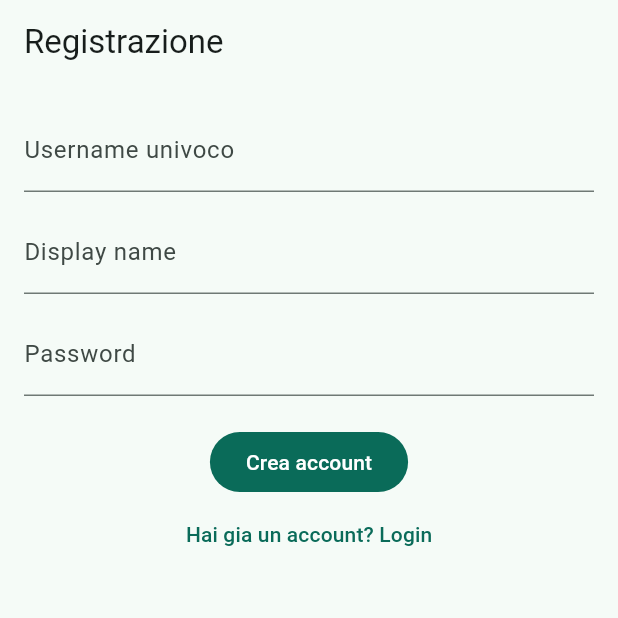
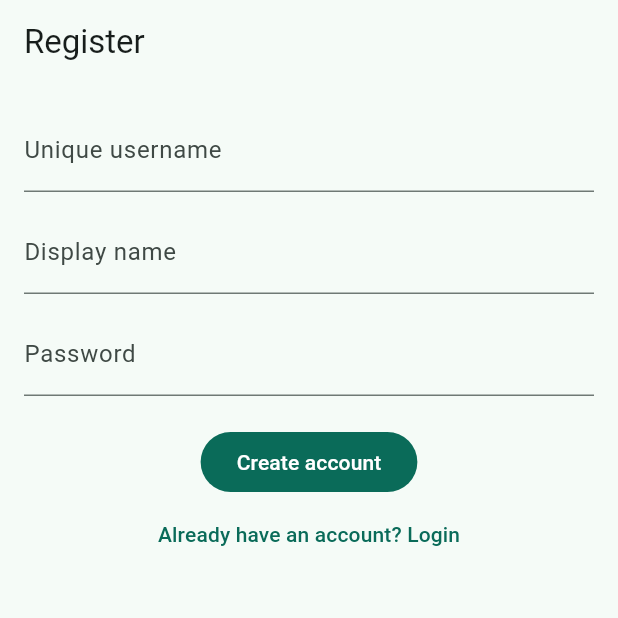
Before and after one commit to andreavae/HomeDuty, a Flutter app: the RegisterScreen screen opened by its route, on a phone screen of 412 x 824 dp, the top half of it. Run offline on Flutter 3.47's test engine with Material 3 defaults, Android fonts, the phone set to English and light mode, and no system bars; our stand-ins replace flutter_riverpod, go_router, supabase_flutter; accounts and stored records are empty; statements that could not run were skipped.

Commit message:
feat: translate registration screen copy to English

```diff
--- a/lib/src/presentation/screens/auth/register_screen.dart
+++ b/lib/src/presentation/screens/auth/register_screen.dart
@@ -29,16 +29,16 @@ class _RegisterScreenState extends ConsumerState<RegisterScreen> {
     setState(() => _loading = true);
     try {
       await ref.read(authRepositoryProvider).register(
-            username: _usernameCtrl.text.trim(),
+        username: _usernameCtrl.text.trim(),
         password: _passwordCtrl.text.trim(),
-            displayName: _displayNameCtrl.text.trim(),
-          );
+        displayName: _displayNameCtrl.text.trim(),
+      );
       if (!mounted) return;
       context.go('/household');
     } catch (e) {
       if (!mounted) return;
       ScaffoldMessenger.of(context).showSnackBar(
-        SnackBar(content: Text('Registrazione fallita: $e')),
+        SnackBar(content: Text('Registration failed: $e')),
       );
     } finally {
       if (mounted) setState(() => _loading = false);
@@ -48,14 +48,14 @@ class _RegisterScreenState extends ConsumerState<RegisterScreen> {
   @override
   Widget build(BuildContext context) {
     return Scaffold(
-      appBar: AppBar(title: const Text('Registrazione')),
+      appBar: AppBar(title: const Text('Register')),
       body: SingleChildScrollView(
         padding: const EdgeInsets.all(16),
         child: Column(
           children: [
             TextField(
               controller: _usernameCtrl,
-              decoration: const InputDecoration(labelText: 'Username univoco'),
+              decoration: const InputDecoration(labelText: 'Unique username'),
             ),
             const SizedBox(height: 12),
             TextField(
@@ -71,11 +71,11 @@ class _RegisterScreenState extends ConsumerState<RegisterScreen> {
             const SizedBox(height: 20),
             FilledButton(
               onPressed: _loading ? null : _register,
-              child: Text(_loading ? 'Attendi...' : 'Crea account'),
+              child: Text(_loading ? 'Please wait...' : 'Create account'),
             ),
             TextButton(
               onPressed: () => context.go('/login'),
-              child: const Text('Hai gia un account? Login'),
+              child: const Text('Already have an account? Login'),
             ),
           ],
         ),
```
